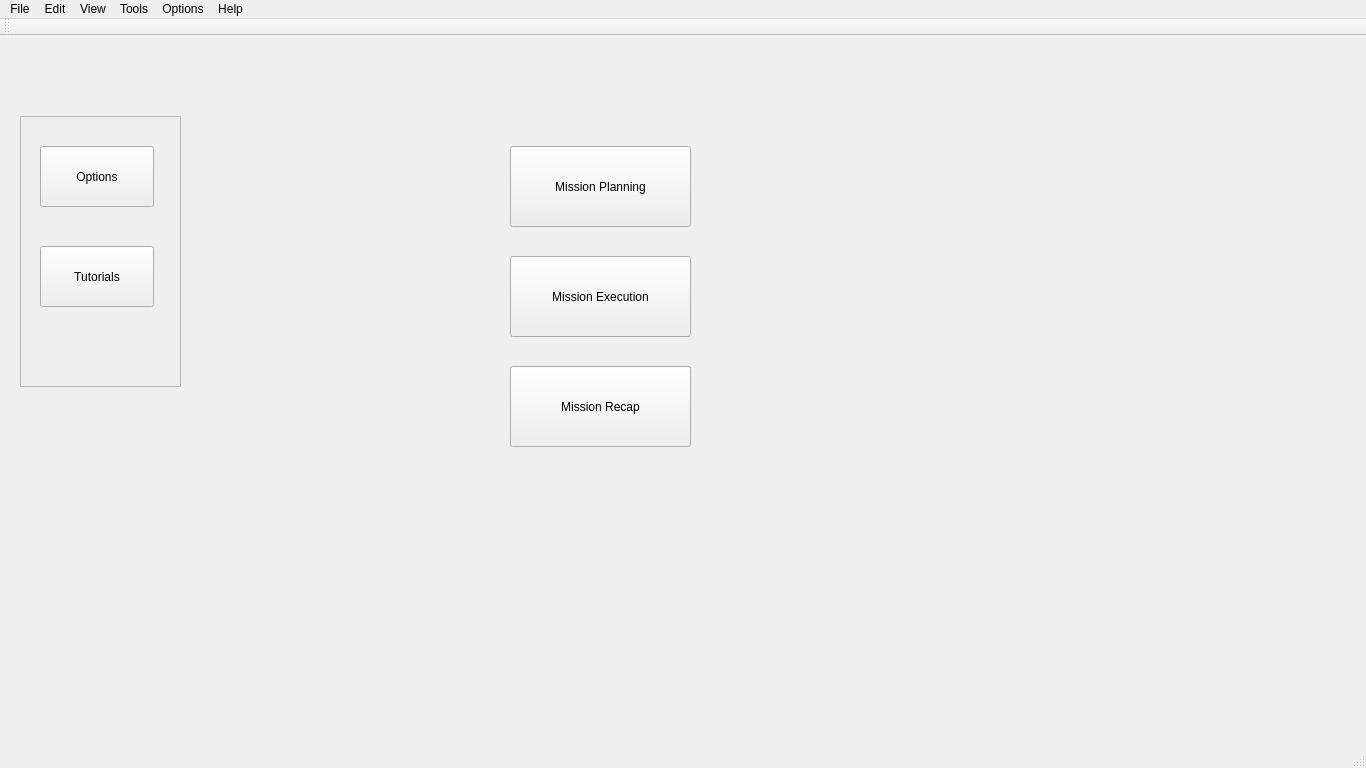
Qt form GUI/UAV-Forge-New/mainwindow.ui (UCI-UAVForge/GroundStation) before a commit.
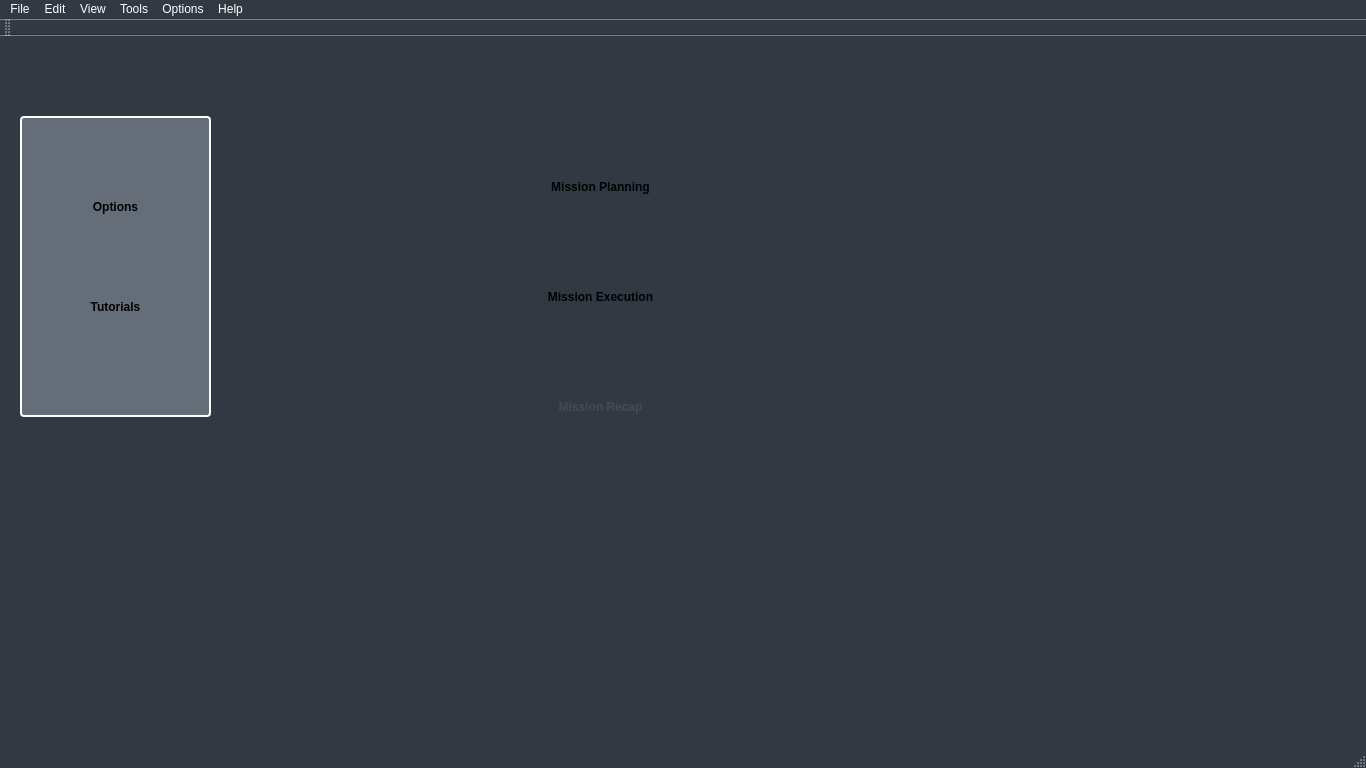
The same form after that commit.

Patch:
```diff
--- a/GUI/UAV-Forge-New/mainwindow.ui
+++ b/GUI/UAV-Forge-New/mainwindow.ui
@@ -10,19 +10,374 @@
     <height>768</height>
    </rect>
   </property>
+  <property name="palette">
+   <palette>
+    <active>
+     <colorrole role="Button">
+      <brush brushstyle="SolidPattern">
+       <color alpha="255">
+        <red>128</red>
+        <green>128</green>
+        <blue>128</blue>
+       </color>
+      </brush>
+     </colorrole>
+     <colorrole role="Light">
+      <brush brushstyle="SolidPattern">
+       <color alpha="255">
+        <red>0</red>
+        <green>0</green>
+        <blue>0</blue>
+       </color>
+      </brush>
+     </colorrole>
+     <colorrole role="ButtonText">
+      <brush brushstyle="SolidPattern">
+       <color alpha="255">
+        <red>255</red>
+        <green>255</green>
+        <blue>255</blue>
+       </color>
+      </brush>
+     </colorrole>
+     <colorrole role="Base">
+      <brush brushstyle="SolidPattern">
+       <color alpha="255">
+        <red>255</red>
+        <green>255</green>
+        <blue>255</blue>
+       </color>
+      </brush>
+     </colorrole>
+     <colorrole role="Window">
+      <brush brushstyle="SolidPattern">
+       <color alpha="255">
+        <red>51</red>
+        <green>57</green>
+        <blue>66</blue>
+       </color>
+      </brush>
+     </colorrole>
+    </active>
+    <inactive>
+     <colorrole role="Button">
+      <brush brushstyle="SolidPattern">
+       <color alpha="255">
+        <red>128</red>
+        <green>128</green>
+        <blue>128</blue>
+       </color>
+      </brush>
+     </colorrole>
+     <colorrole role="Light">
+      <brush brushstyle="SolidPattern">
+       <color alpha="255">
+        <red>0</red>
+        <green>0</green>
+        <blue>0</blue>
+       </color>
+      </brush>
+     </colorrole>
+     <colorrole role="ButtonText">
+      <brush brushstyle="SolidPattern">
+       <color alpha="255">
+        <red>255</red>
+        <green>255</green>
+        <blue>255</blue>
+       </color>
+      </brush>
+     </colorrole>
+     <colorrole role="Base">
+      <brush brushstyle="SolidPattern">
+       <color alpha="255">
+        <red>255</red>
+        <green>255</green>
+        <blue>255</blue>
+       </color>
+      </brush>
+     </colorrole>
+     <colorrole role="Window">
+      <brush brushstyle="SolidPattern">
+       <color alpha="255">
+        <red>51</red>
+        <green>57</green>
+        <blue>66</blue>
+       </color>
+      </brush>
+     </colorrole>
+    </inactive>
+    <disabled>
+     <colorrole role="Button">
+      <brush brushstyle="SolidPattern">
+       <color alpha="255">
+        <red>128</red>
+        <green>128</green>
+        <blue>128</blue>
+       </color>
+      </brush>
+     </colorrole>
+     <colorrole role="Light">
+      <brush brushstyle="SolidPattern">
+       <color alpha="255">
+        <red>0</red>
+        <green>0</green>
+        <blue>0</blue>
+       </color>
+      </brush>
+     </colorrole>
+     <colorrole role="ButtonText">
+      <brush brushstyle="SolidPattern">
+       <color alpha="255">
+        <red>148</red>
+        <green>148</green>
+        <blue>148</blue>
+       </color>
+      </brush>
+     </colorrole>
+     <colorrole role="Base">
+      <brush brushstyle="SolidPattern">
+       <color alpha="255">
+        <red>51</red>
+        <green>57</green>
+        <blue>66</blue>
+       </color>
+      </brush>
+     </colorrole>
+     <colorrole role="Window">
+      <brush brushstyle="SolidPattern">
+       <color alpha="255">
+        <red>51</red>
+        <green>57</green>
+        <blue>66</blue>
+       </color>
+      </brush>
+     </colorrole>
+    </disabled>
+   </palette>
+  </property>
   <property name="windowTitle">
    <string>MainWindow</string>
   </property>
+  <property name="styleSheet">
+   <string notr="true"/>
+  </property>
   <widget class="QWidget" name="centralWidget">
    <widget class="QFrame" name="frame">
     <property name="geometry">
      <rect>
       <x>20</x>
       <y>80</y>
-      <width>161</width>
-      <height>271</height>
+      <width>191</width>
+      <height>301</height>
      </rect>
     </property>
+    <property name="palette">
+     <palette>
+      <active>
+       <colorrole role="Button">
+        <brush brushstyle="SolidPattern">
+         <color alpha="255">
+          <red>101</red>
+          <green>109</green>
+          <blue>120</blue>
+         </color>
+        </brush>
+       </colorrole>
+       <colorrole role="Midlight">
+        <brush brushstyle="SolidPattern">
+         <color alpha="255">
+          <red>102</red>
+          <green>102</green>
+          <blue>102</blue>
+         </color>
+        </brush>
+       </colorrole>
+       <colorrole role="BrightText">
+        <brush brushstyle="SolidPattern">
+         <color alpha="255">
+          <red>0</red>
+          <green>128</green>
+          <blue>64</blue>
+         </color>
+        </brush>
+       </colorrole>
+       <colorrole role="Base">
+        <brush brushstyle="SolidPattern">
+         <color alpha="255">
+          <red>101</red>
+          <green>109</green>
+          <blue>120</blue>
+         </color>
+        </brush>
+       </colorrole>
+       <colorrole role="Window">
+        <brush brushstyle="SolidPattern">
+         <color alpha="255">
+          <red>101</red>
+          <green>109</green>
+          <blue>120</blue>
+         </color>
+        </brush>
+       </colorrole>
+       <colorrole role="AlternateBase">
+        <brush brushstyle="SolidPattern">
+         <color alpha="255">
+          <red>102</red>
+          <green>102</green>
+          <blue>102</blue>
+         </color>
+        </brush>
+       </colorrole>
+       <colorrole role="NoRole">
+        <brush brushstyle="SolidPattern">
+         <color alpha="255">
+          <red>0</red>
+          <green>128</green>
+          <blue>255</blue>
+         </color>
+        </brush>
+       </colorrole>
+      </active>
+      <inactive>
+       <colorrole role="Button">
+        <brush brushstyle="SolidPattern">
+         <color alpha="255">
+          <red>101</red>
+          <green>109</green>
+          <blue>120</blue>
+         </color>
+        </brush>
+       </colorrole>
+       <colorrole role="Midlight">
+        <brush brushstyle="SolidPattern">
+         <color alpha="255">
+          <red>102</red>
+          <green>102</green>
+          <blue>102</blue>
+         </color>
+        </brush>
+       </colorrole>
+       <colorrole role="BrightText">
+        <brush brushstyle="SolidPattern">
+         <color alpha="255">
+          <red>255</red>
+          <green>255</green>
+          <blue>255</blue>
+         </color>
+        </brush>
+       </colorrole>
+       <colorrole role="Base">
+        <brush brushstyle="SolidPattern">
+         <color alpha="255">
+          <red>101</red>
+          <green>109</green>
+          <blue>120</blue>
+         </color>
+        </brush>
+       </colorrole>
+       <colorrole role="Window">
+        <brush brushstyle="SolidPattern">
+         <color alpha="255">
+          <red>101</red>
+          <green>109</green>
+          <blue>120</blue>
+         </color>
+        </brush>
+       </colorrole>
+       <colorrole role="AlternateBase">
+        <brush brushstyle="SolidPattern">
+         <color alpha="255">
+          <red>102</red>
+          <green>102</green>
+          <blue>102</blue>
+         </color>
+        </brush>
+       </colorrole>
+       <colorrole role="NoRole">
+        <brush brushstyle="SolidPattern">
+         <color alpha="255">
+          <red>0</red>
+          <green>128</green>
+          <blue>255</blue>
+         </color>
+        </brush>
+       </colorrole>
+      </inactive>
+      <disabled>
+       <colorrole role="Button">
+        <brush brushstyle="SolidPattern">
+         <color alpha="255">
+          <red>101</red>
+          <green>109</green>
+          <blue>120</blue>
+         </color>
+        </brush>
+       </colorrole>
+       <colorrole role="Midlight">
+        <brush brushstyle="SolidPattern">
+         <color alpha="255">
+          <red>102</red>
+          <green>102</green>
+          <blue>102</blue>
+         </color>
+        </brush>
+       </colorrole>
+       <colorrole role="BrightText">
+        <brush brushstyle="SolidPattern">
+         <color alpha="255">
+          <red>255</red>
+          <green>255</green>
+          <blue>255</blue>
+         </color>
+        </brush>
+       </colorrole>
+       <colorrole role="Base">
+        <brush brushstyle="SolidPattern">
+         <color alpha="255">
+          <red>101</red>
+          <green>109</green>
+          <blue>120</blue>
+         </color>
+        </brush>
+       </colorrole>
+       <colorrole role="Window">
+        <brush brushstyle="SolidPattern">
+         <color alpha="255">
+          <red>101</red>
+          <green>109</green>
+          <blue>120</blue>
+         </color>
+        </brush>
+       </colorrole>
+       <colorrole role="AlternateBase">
+        <brush brushstyle="SolidPattern">
+         <color alpha="255">
+          <red>102</red>
+          <green>102</green>
+          <blue>102</blue>
+         </color>
+        </brush>
+       </colorrole>
+       <colorrole role="NoRole">
+        <brush brushstyle="SolidPattern">
+         <color alpha="255">
+          <red>0</red>
+          <green>128</green>
+          <blue>255</blue>
+         </color>
+        </brush>
+       </colorrole>
+      </disabled>
+     </palette>
+    </property>
+    <property name="styleSheet">
+     <string notr="true"> QFrame, QLabel, QToolTip {
+     border: 2px solid white;
+     border-radius: 4px;
+     padding: 2px;
+     background-color: #656D78;
+ }</string>
+    </property>
     <property name="frameShape">
      <enum>QFrame::StyledPanel</enum>
     </property>
@@ -33,11 +388,23 @@
      <property name="geometry">
       <rect>
        <x>20</x>
-       <y>30</y>
-       <width>114</width>
+       <y>60</y>
+       <width>151</width>
        <height>61</height>
       </rect>
      </property>
+     <property name="styleSheet">
+      <string notr="true"> QPushButton { 
+background-color: &quot;#ffffff&quot;; 
+color: &quot;#434A54&quot;; 
+border-radius: 10px;
+font-weight: bold;
+border: none; 
+}
+ QPushButton:pressed {
+     background-color: #E6E9ED
+ }</string>
+     </property>
      <property name="text">
       <string>Options</string>
      </property>
@@ -46,11 +413,23 @@
      <property name="geometry">
       <rect>
        <x>20</x>
-       <y>130</y>
-       <width>114</width>
+       <y>160</y>
+       <width>151</width>
        <height>61</height>
       </rect>
      </property>
+     <property name="styleSheet">
+      <string notr="true"> QPushButton { 
+background-color: &quot;#ffffff&quot;; 
+color: &quot;#434A54&quot;; 
+border-radius: 10px;
+font-weight: bold;
+border: none; 
+}
+ QPushButton:pressed {
+     background-color: #E6E9ED
+ }</string>
+     </property>
      <property name="text">
       <string>Tutorials</string>
      </property>
@@ -74,6 +453,217 @@
        <height>81</height>
       </rect>
      </property>
+     <property name="palette">
+      <palette>
+       <active>
+        <colorrole role="WindowText">
+         <brush brushstyle="SolidPattern">
+          <color alpha="255">
+           <red>67</red>
+           <green>74</green>
+           <blue>84</blue>
+          </color>
+         </brush>
+        </colorrole>
+        <colorrole role="Button">
+         <brush brushstyle="SolidPattern">
+          <color alpha="255">
+           <red>255</red>
+           <green>255</green>
+           <blue>255</blue>
+          </color>
+         </brush>
+        </colorrole>
+        <colorrole role="Midlight">
+         <brush brushstyle="SolidPattern">
+          <color alpha="255">
+           <red>102</red>
+           <green>102</green>
+           <blue>102</blue>
+          </color>
+         </brush>
+        </colorrole>
+        <colorrole role="Text">
+         <brush brushstyle="SolidPattern">
+          <color alpha="255">
+           <red>67</red>
+           <green>74</green>
+           <blue>84</blue>
+          </color>
+         </brush>
+        </colorrole>
+        <colorrole role="ButtonText">
+         <brush brushstyle="SolidPattern">
+          <color alpha="255">
+           <red>67</red>
+           <green>74</green>
+           <blue>84</blue>
+          </color>
+         </brush>
+        </colorrole>
+        <colorrole role="Base">
+         <brush brushstyle="SolidPattern">
+          <color alpha="255">
+           <red>255</red>
+           <green>255</green>
+           <blue>255</blue>
+          </color>
+         </brush>
+        </colorrole>
+        <colorrole role="Window">
+         <brush brushstyle="SolidPattern">
+          <color alpha="255">
+           <red>255</red>
+           <green>255</green>
+           <blue>255</blue>
+          </color>
+         </brush>
+        </colorrole>
+       </active>
+       <inactive>
+        <colorrole role="WindowText">
+         <brush brushstyle="SolidPattern">
+          <color alpha="255">
+           <red>67</red>
+           <green>74</green>
+           <blue>84</blue>
+          </color>
+         </brush>
+        </colorrole>
+        <colorrole role="Button">
+         <brush brushstyle="SolidPattern">
+          <color alpha="255">
+           <red>255</red>
+           <green>255</green>
+           <blue>255</blue>
+          </color>
+         </brush>
+        </colorrole>
+        <colorrole role="Midlight">
+         <brush brushstyle="SolidPattern">
+          <color alpha="255">
+           <red>102</red>
+           <green>102</green>
+           <blue>102</blue>
+          </color>
+         </brush>
+        </colorrole>
+        <colorrole role="Text">
+         <brush brushstyle="SolidPattern">
+          <color alpha="255">
+           <red>67</red>
+           <green>74</green>
+           <blue>84</blue>
+          </color>
+         </brush>
+        </colorrole>
+        <colorrole role="ButtonText">
+         <brush brushstyle="SolidPattern">
+          <color alpha="255">
+           <red>67</red>
+           <green>74</green>
+           <blue>84</blue>
+          </color>
+         </brush>
+        </colorrole>
+        <colorrole role="Base">
+         <brush brushstyle="SolidPattern">
+          <color alpha="255">
+           <red>255</red>
+           <green>255</green>
+           <blue>255</blue>
+          </color>
+         </brush>
+        </colorrole>
+        <colorrole role="Window">
+         <brush brushstyle="SolidPattern">
+          <color alpha="255">
+           <red>255</red>
+           <green>255</green>
+           <blue>255</blue>
+          </color>
+         </brush>
+        </colorrole>
+       </inactive>
+       <disabled>
+        <colorrole role="WindowText">
+         <brush brushstyle="SolidPattern">
+          <color alpha="255">
+           <red>67</red>
+           <green>74</green>
+           <blue>84</blue>
+          </color>
+         </brush>
+        </colorrole>
+        <colorrole role="Button">
+         <brush brushstyle="SolidPattern">
+          <color alpha="255">
+           <red>255</red>
+           <green>255</green>
+           <blue>255</blue>
+          </color>
+         </brush>
+        </colorrole>
+        <colorrole role="Midlight">
+         <brush brushstyle="SolidPattern">
+          <color alpha="255">
+           <red>102</red>
+           <green>102</green>
+           <blue>102</blue>
+          </color>
+         </brush>
+        </colorrole>
+        <colorrole role="Text">
+         <brush brushstyle="SolidPattern">
+          <color alpha="255">
+           <red>67</red>
+           <green>74</green>
+           <blue>84</blue>
+          </color>
+         </brush>
+        </colorrole>
+        <colorrole role="ButtonText">
+         <brush brushstyle="SolidPattern">
+          <color alpha="255">
+           <red>67</red>
+           <green>74</green>
+           <blue>84</blue>
+          </color>
+         </brush>
+        </colorrole>
+        <colorrole role="Base">
+         <brush brushstyle="SolidPattern">
+          <color alpha="255">
+           <red>255</red>
+           <green>255</green>
+           <blue>255</blue>
+          </color>
+         </brush>
+        </colorrole>
+        <colorrole role="Window">
+         <brush brushstyle="SolidPattern">
+          <color alpha="255">
+           <red>255</red>
+           <green>255</green>
+           <blue>255</blue>
+          </color>
+         </brush>
+        </colorrole>
+       </disabled>
+      </palette>
+     </property>
+     <property name="styleSheet">
+      <string notr="true"> QPushButton { 
+background-color: &quot;#ffffff&quot;; 
+color: &quot;#434A54&quot;; 
+border-radius: 10px;
+font-weight: bold;
+border: none; 
+}
+ QPushButton:pressed {
+     background-color: #E6E9ED
+ }</string>
+     </property>
      <property name="text">
       <string>Mission Recap</string>
      </property>
@@ -87,6 +677,18 @@
        <height>81</height>
       </rect>
      </property>
+     <property name="styleSheet">
+      <string notr="true"> QPushButton { 
+background-color: &quot;#ffffff&quot;; 
+color: &quot;#434A54&quot;; 
+border-radius: 10px;
+font-weight: bold;
+border: none; 
+}
+ QPushButton:pressed {
+     background-color: #E6E9ED
+ }</string>
+     </property>
      <property name="text">
       <string>Mission Execution</string>
      </property>
@@ -100,6 +702,18 @@
        <height>81</height>
       </rect>
      </property>
+     <property name="styleSheet">
+      <string notr="true"> QPushButton { 
+background-color: &quot;#ffffff&quot;; 
+color: &quot;#434A54&quot;; 
+border-radius: 10px;
+font-weight: bold;
+border: none; 
+}
+ QPushButton:pressed {
+     background-color: #E6E9ED
+ }</string>
+     </property>
      <property name="text">
       <string>Mission Planning</string>
      </property>
```
